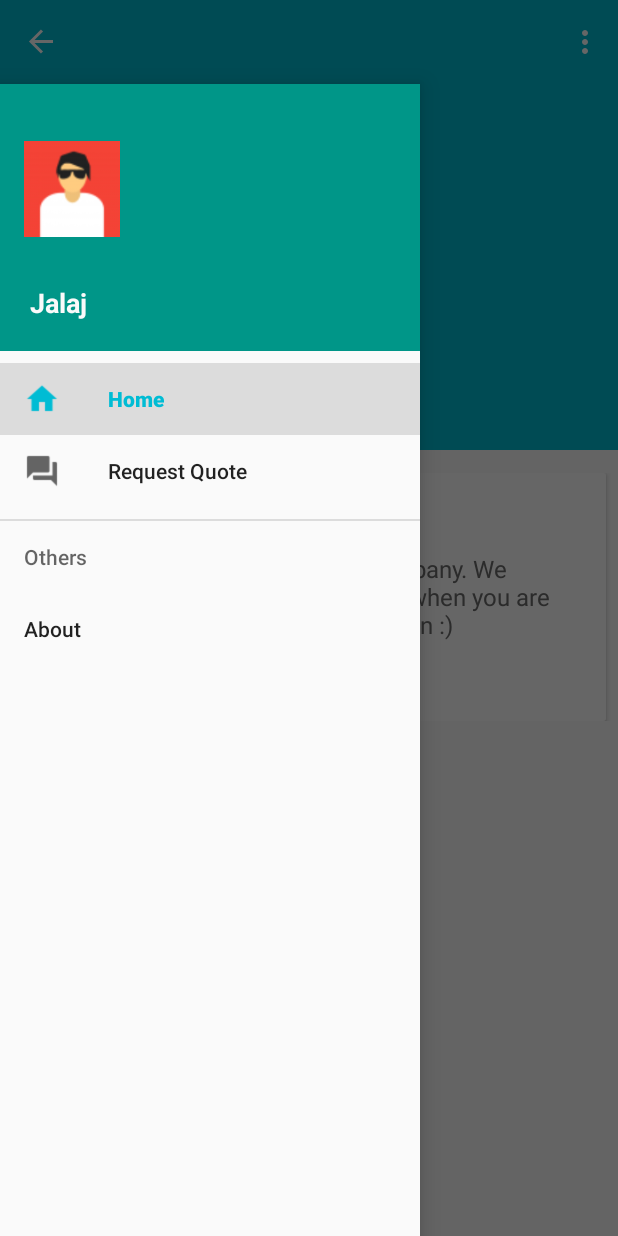
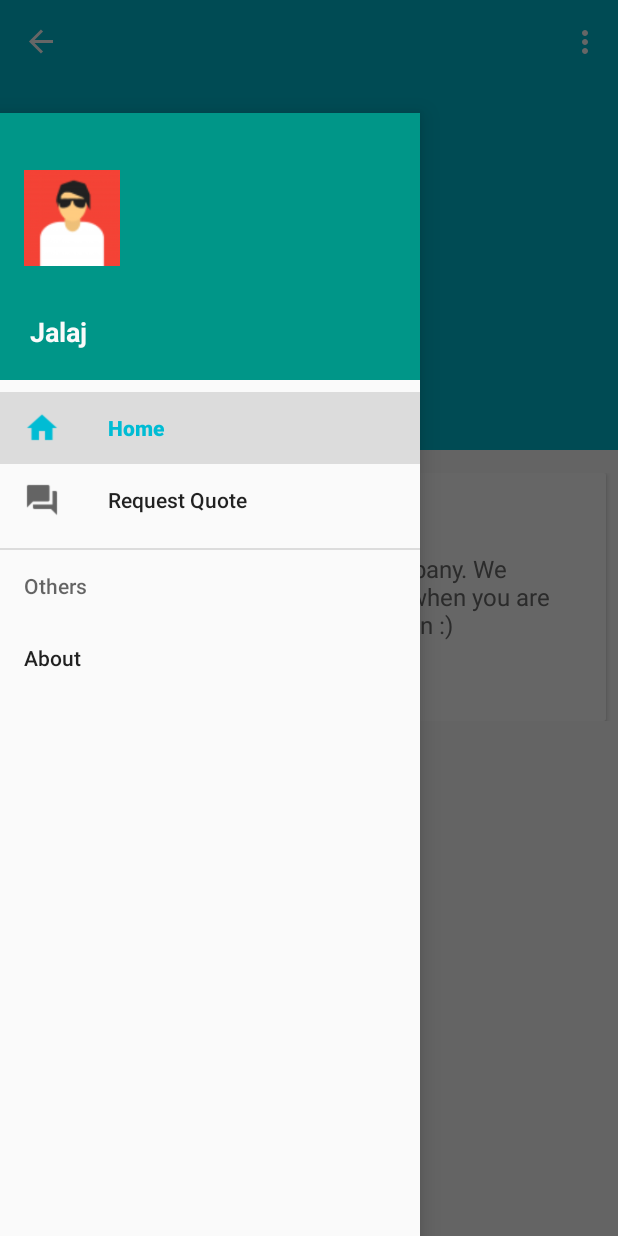
Before and after one commit to webmasteraxe/Send_It, an Android app: the screen it shows after launch (MainActivity), with the side drawer open, on a phone screen of 412 x 824 dp. Run offline under Robolectric (Android 15) with nearby library versions, the phone set to English and light mode, and no system bars.

Commit message:
first phase

```diff
--- a/app/src/main/res/layout/activity_main.xml
+++ b/app/src/main/res/layout/activity_main.xml
@@ -79,7 +79,7 @@
         android:id="@+id/main_navigationview"
         android:layout_width="wrap_content"
         android:layout_height="match_parent"
-        android:layout_marginTop="?attr/actionBarSize"
+        android:layout_marginTop="75dp"
         android:layout_gravity="start"
         android:fitsSystemWindows="true"
         app:headerLayout="@layout/drawer_header"
```
